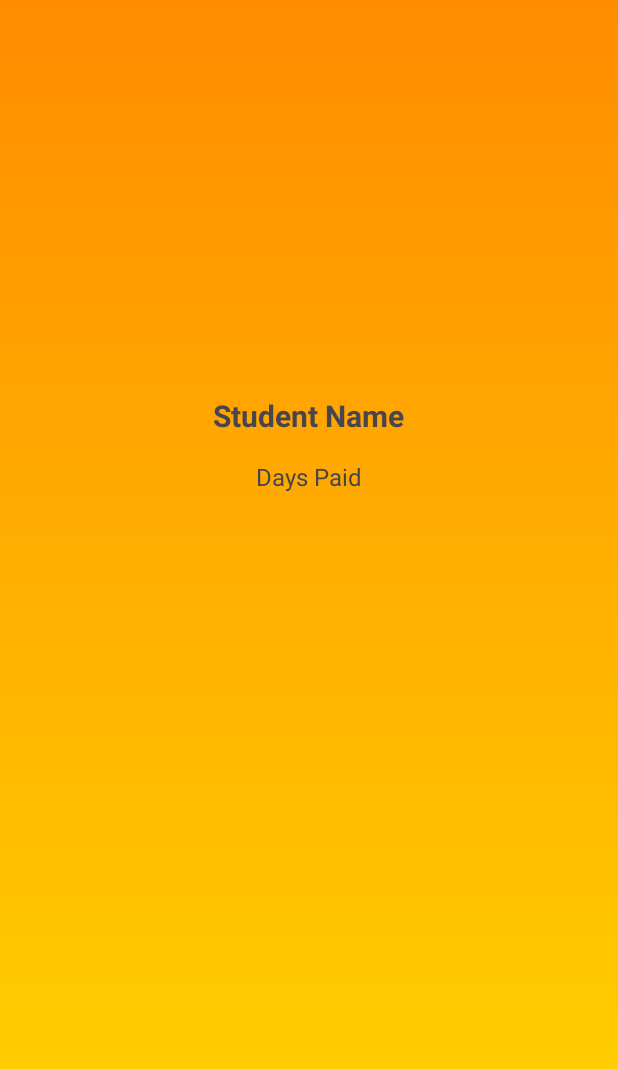
After one commit to irimiamiriam/CantinaOnline, an Android app built with Jetpack Compose: the StudentActivity screen opened directly, with no data from a screen before it, on a phone screen of 412 x 824 dp. The commit adds this screen. Shown: the top 1069 px of the screen. Run offline under Robolectric (Android 15) with nearby library versions, the phone set to English and light mode, and no system bars; our stand-ins replace Firebase (no records; nobody signed in at launch, a user with empty details on screens opened directly); libraries missing offline, so code that uses them is left out: com.journeyapps.barcodescanner.

Commit message:
StudentActivity

```diff
--- /dev/null
+++ b/app/src/main/java/com/example/cantinaonline/StudentActivity.java
@@ -0,0 +1,97 @@
+package com.example.cantinaonline;
+
+import android.os.Bundle;
+
+import androidx.activity.EdgeToEdge;
+import androidx.appcompat.app.AppCompatActivity;
+import androidx.core.graphics.Insets;
+import androidx.core.view.ViewCompat;
+import androidx.core.view.WindowInsetsCompat;
+
+import android.content.Intent;
+import android.graphics.Bitmap;
+import android.os.Bundle;
+import android.util.Log;
+import android.widget.ImageView;
+import android.widget.TextView;
+
+import androidx.annotation.NonNull;
+import androidx.appcompat.app.AppCompatActivity;
+
+import com.google.firebase.firestore.FirebaseFirestore;
+import com.google.firebase.firestore.QueryDocumentSnapshot;
+import com.google.zxing.BarcodeFormat;
+import com.google.zxing.WriterException;
+import com.journeyapps.barcodescanner.BarcodeEncoder;
+
+public class StudentActivity extends AppCompatActivity {
+
+    private FirebaseFirestore db;
+    private TextView studentNameTextView;
+    private TextView daysPaidTextView;
+    private ImageView qrCodeImageView;
+
+    @Override
+    protected void onCreate(Bundle savedInstanceState) {
+        super.onCreate(savedInstanceState);
+        EdgeToEdge.enable(this);
+        setContentView(R.layout.activity_student);
+        ViewCompat.setOnApplyWindowInsetsListener(findViewById(R.id.main), (v, insets) -> {
+            Insets systemBars = insets.getInsets(WindowInsetsCompat.Type.systemBars());
+            v.setPadding(systemBars.left, systemBars.top, systemBars.right, systemBars.bottom);
+            return insets;
+        });
+        db = FirebaseFirestore.getInstance();
+        studentNameTextView = findViewById(R.id.studentNameTextView);
+        daysPaidTextView = findViewById(R.id.daysPaidTextView);
+        qrCodeImageView = findViewById(R.id.qrCodeImageView);
+
+        Intent intent = getIntent();
+        String enteredPassword = intent.getStringExtra("enteredPassword");
+
+        if (enteredPassword != null) {
+            fetchStudentData(enteredPassword);
+        } else {
+            Log.e("StudentActivity", "No password received from MainActivity.");
+        }
+    }
+
+    private void fetchStudentData(String enteredPassword) {
+        db.collection("students")
+                .whereEqualTo("parola", enteredPassword)
+                .get()
+                .addOnCompleteListener(task -> {
+                    if (task.isSuccessful()) {
+                        if (!task.getResult().isEmpty()) {
+                            for (QueryDocumentSnapshot document : task.getResult()) {
+                                // Extract data from document
+                                String name = document.getString("name");
+                                Long daysPaid = document.getLong("daysPaid");
+                                String studentId = document.getString("studentId");
+
+                                // Display data
+                                studentNameTextView.setText(name);
+                                daysPaidTextView.setText("Days Paid: " + daysPaid);
+
+                                // Generate QR Code
+                                generateQRCode(studentId);
+                            }
+                        } else {
+                            Log.d("StudentActivity", "No matching student found for the entered password.");
+                        }
+                    } else {
+                        Log.w("StudentActivity", "Error fetching student data.", task.getException());
+                    }
+                });
+    }
+    private void generateQRCode(String studentId) {
+        try {
+            BarcodeEncoder barcodeEncoder = new BarcodeEncoder();
+            Bitmap bitmap = barcodeEncoder.encodeBitmap(studentId, BarcodeFormat.QR_CODE, 400, 400);
+            qrCodeImageView.setImageBitmap(bitmap);
+        } catch (WriterException e) {
+            Log.e("StudentActivity", "Error generating QR Code", e);
+        }
+    }
+
+}
--- /dev/null
+++ b/app/src/main/res/layout/activity_student.xml
@@ -0,0 +1,45 @@
+<?xml version="1.0" encoding="utf-8"?>
+<androidx.constraintlayout.widget.ConstraintLayout xmlns:android="http://schemas.android.com/apk/res/android"
+    xmlns:app="http://schemas.android.com/apk/res-auto"
+    xmlns:tools="http://schemas.android.com/tools"
+    android:id="@+id/main"
+    android:layout_width="match_parent"
+    android:layout_height="match_parent"
+    tools:context=".StudentActivity">
+
+    <LinearLayout
+        android:layout_width="match_parent"
+        android:layout_height="match_parent"
+        android:orientation="vertical"
+        android:gravity="center"
+        android:padding="24dp"
+        android:background="@drawable/gradient_background">
+
+        <!-- Student Name -->
+        <TextView
+            android:id="@+id/studentNameTextView"
+            android:layout_width="wrap_content"
+            android:layout_height="wrap_content"
+            android:textSize="20sp"
+            android:textStyle="bold"
+            android:text="Student Name"
+            android:layout_marginBottom="16dp" />
+
+        <!-- Days Paid -->
+        <TextView
+            android:id="@+id/daysPaidTextView"
+            android:layout_width="wrap_content"
+            android:layout_height="wrap_content"
+            android:textSize="16sp"
+            android:text="Days Paid"
+            android:layout_marginBottom="32dp" />
+
+        <!-- QR Code -->
+        <ImageView
+            android:id="@+id/qrCodeImageView"
+            android:layout_width="200dp"
+            android:layout_height="200dp"/>
+
+    </LinearLayout>
+
+</androidx.constraintlayout.widget.ConstraintLayout>
--- a/app/src/main/res/values/strings.xml
+++ b/app/src/main/res/values/strings.xml
@@ -1,3 +1,4 @@
 <resources>
     <string name="app_name">CantinaOnline</string>
+    <string name="title_activity_student">StudentActivity</string>
 </resources>
--- a/build.gradle.kts
+++ b/build.gradle.kts
@@ -6,4 +6,6 @@ buildscript {
 // Top-level build file where you can add configuration options common to all sub-projects/modules.
 plugins {
     alias(libs.plugins.androidApplication) apply false
+    alias(libs.plugins.kotlinAndroid) apply false
+    alias(libs.plugins.kotlinCompose) apply false
 }
```
Also changed, not shown: app/build.gradle.kts (+21 -2 lines), app/src/main/AndroidManifest.xml (+6 -1 lines), app/src/main/java/com/example/cantinaonline/MainActivity.java (+50 -1 lines), app/src/main/java/com/example/cantinaonline/ui/theme/Color.kt (added, +11 -0 lines), app/src/main/java/com/example/cantinaonline/ui/theme/Theme.kt (added, +58 -0 lines), app/src/main/java/com/example/cantinaonline/ui/theme/Type.kt (added, +34 -0 lines), app/src/main/res/layout/activity_main.xml (+25 -4 lines), gradle/libs.versions.toml (+16 -0 lines).
